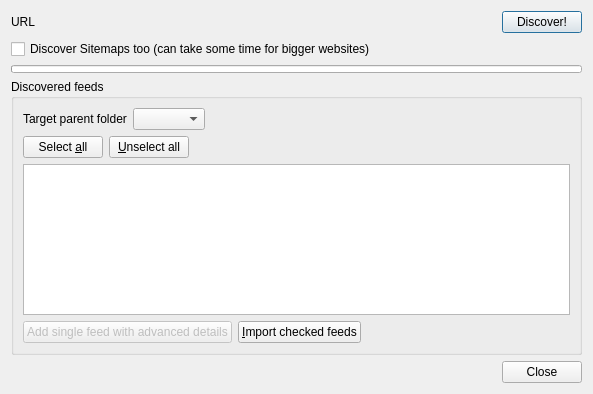
This is src/librssguard/services/standard/gui/formdiscoverfeeds.ui in martinrotter/rssguard as Qt 5 draws it before an edit. The edited form follows.
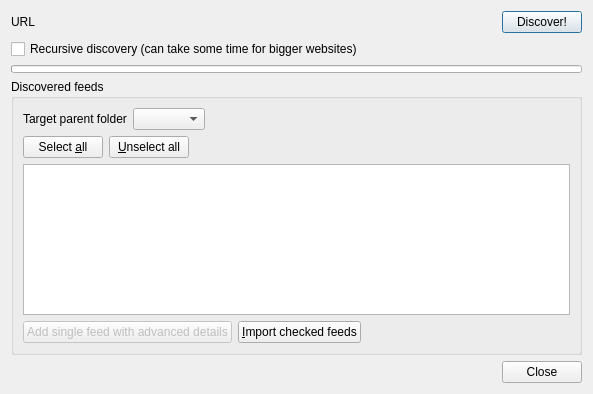
This is the edited form. Custom widgets are drawn as their Qt base class.

Diff of the .ui file:
```diff
--- a/src/librssguard/services/standard/gui/formdiscoverfeeds.ui
+++ b/src/librssguard/services/standard/gui/formdiscoverfeeds.ui
@@ -48,7 +48,7 @@
    <item row="1" column="0" colspan="2">
     <widget class="QCheckBox" name="m_cbDiscoverSitemaps">
      <property name="text">
-      <string>Discover Sitemaps too (can take some time for bigger websites)</string>
+      <string>Recursive discovery (can take some time for bigger websites)</string>
      </property>
     </widget>
    </item>
```
Left out of the diff: 2 changed lines with no effect on the pictures.
